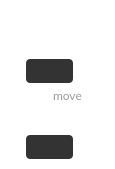
First picture: the form in src/MEGASync/stalled_issues/gui/macx/StalledIssueFilePath.ui, repository meganz/MEGAsync, before the edit.
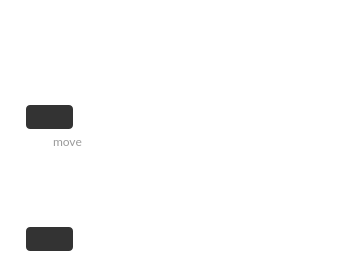
Second picture: the form after the edit. Icons and pictures are not drawn. Custom widgets are drawn as their Qt base class.

Commit message: Added wordwrap file paths

```diff
--- a/src/MEGASync/stalled_issues/gui/macx/StalledIssueFilePath.ui
+++ b/src/MEGASync/stalled_issues/gui/macx/StalledIssueFilePath.ui
@@ -6,8 +6,8 @@
    <rect>
     <x>0</x>
     <y>0</y>
-    <width>115</width>
-    <height>169</height>
+    <width>339</width>
+    <height>223</height>
    </rect>
   </property>
   <property name="sizePolicy">
@@ -248,7 +248,7 @@
         <property name="itsHover" stdset="0">
          <bool>false</bool>
         </property>
-        <layout class="QHBoxLayout" name="horizontalLayout" stretch="0,0,0">
+        <layout class="QHBoxLayout" name="horizontalLayout" stretch="0,1,0">
          <property name="spacing">
           <number>6</number>
          </property>
@@ -293,7 +293,7 @@
           </widget>
          </item>
          <item>
-          <widget class="QLabel" name="filePath">
+          <widget class="WordWrapLabel" name="filePathEdit">
            <property name="sizePolicy">
             <sizepolicy hsizetype="Expanding" vsizetype="Preferred">
              <horstretch>0</horstretch>
@@ -636,7 +636,7 @@
         <property name="itsHover" stdset="0">
          <bool>false</bool>
         </property>
-        <layout class="QHBoxLayout" name="horizontalLayout_2" stretch="0,1,0,0">
+        <layout class="QHBoxLayout" name="horizontalLayout_2" stretch="0,1,0">
          <property name="spacing">
           <number>6</number>
          </property>
@@ -681,31 +681,15 @@
           </widget>
          </item>
          <item>
-          <widget class="QLabel" name="moveFilePath">
+          <widget class="WordWrapLabel" name="moveFilePathEdit">
            <property name="sizePolicy">
             <sizepolicy hsizetype="Expanding" vsizetype="Preferred">
              <horstretch>0</horstretch>
              <verstretch>0</verstretch>
             </sizepolicy>
            </property>
-           <property name="text">
-            <string/>
-           </property>
           </widget>
          </item>
-         <item>
-          <spacer name="horizontalSpacer_2">
-           <property name="orientation">
-            <enum>Qt::Horizontal</enum>
-           </property>
-           <property name="sizeHint" stdset="0">
-            <size>
-             <width>0</width>
-             <height>0</height>
-            </size>
-           </property>
-          </spacer>
-         </item>
          <item>
           <widget class="QLabel" name="moveFilePathAction">
            <property name="sizePolicy">
@@ -920,6 +904,13 @@
    </item>
   </layout>
  </widget>
+ <customwidgets>
+  <customwidget>
+   <class>WordWrapLabel</class>
+   <extends>QTextEdit</extends>
+   <header>WordWrapLabel.h</header>
+  </customwidget>
+ </customwidgets>
  <resources>
   <include location="../../../gui/Resources_macx.qrc"/>
  </resources>
```
Left out of the diff: 19 changed lines with no effect on the pictures. The commit also changes 17 other files.
